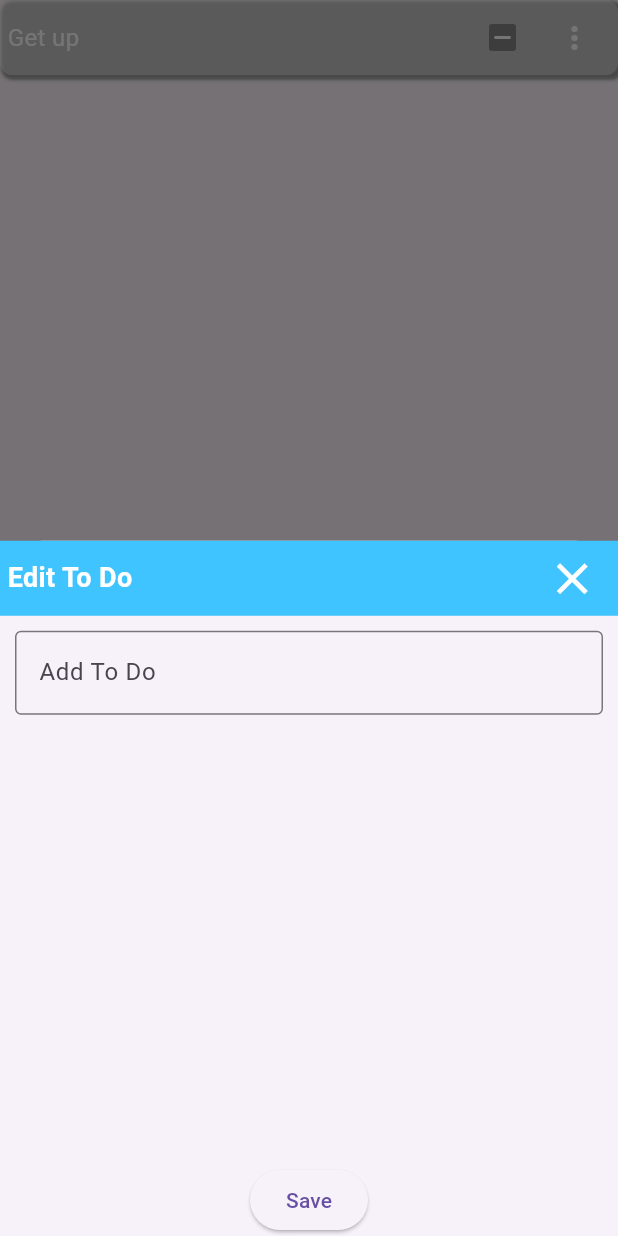
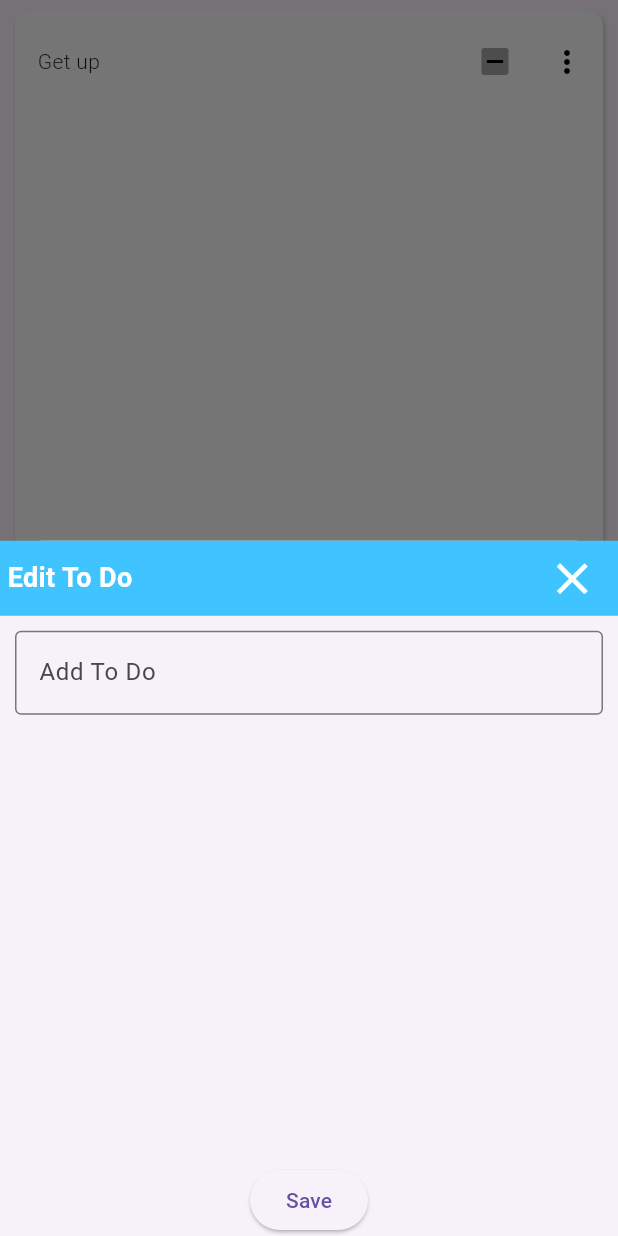
Before and after one commit to Virakyuth-PK/todos_dummyjson, a Flutter app: the TodoTask widget shown alone on an empty page, opened directly, after a tap on the "more vert" icon, after a tap on "Update", on a phone screen of 412 x 824 dp. Run offline on Flutter 3.47's test engine with Material 3 defaults, Android fonts, the phone set to English and light mode, and no system bars; our stand-ins replace flutter_svg; network calls fail.

Commit message:
Get all data

```diff
--- a/lib/model/todo_model.dart
+++ b/lib/model/todo_model.dart
@@ -1,12 +1,12 @@
 class TodoModel {
   final int id;
   final String todo;
-  final bool completed;
+  bool completed;
   final int userId;
   TodoModel({
     required this.id,
     required this.todo,
-    required this.completed,
+    this.completed = false,
     required this.userId,
   });
   factory TodoModel.fromJson(Map<String, dynamic> json) {
--- a/lib/todo_task.dart
+++ b/lib/todo_task.dart
@@ -42,17 +42,38 @@ class TodoTask extends StatelessWidget {
     return GestureDetector(
       onTap: onPressed,
       child: Container(
-        padding: EdgeInsets.all(5),
+        margin: const EdgeInsets.fromLTRB(10, 7, 10, 7),
+        padding: const EdgeInsets.fromLTRB(10, 10, 0, 5),
         width: double.infinity,
-        height: 50,
-        child: Row(
+        decoration: const BoxDecoration(
+            color: Colors.white,
+            boxShadow: [
+              BoxShadow(
+                  color: Colors.black12,
+                  spreadRadius: 1,
+                  blurRadius: 1,
+                  offset: Offset(1, 3))
+            ],
+            // border: Border.fromBorderSide(BorderSide(
+            //     style: BorderStyle.solid, color: Colors.grey, width: 1)),
+            borderRadius: BorderRadius.vertical(
+                top: Radius.circular(10), bottom: Radius.circular(10))),
+        child: Column(
+          children: [
+            Row(
               mainAxisAlignment: MainAxisAlignment.spaceBetween,
               children: [
+                Container(
+                  width: 5,
+                  color: Colors.lightBlueAccent,
+                ),
+
                 ///title of todo
                 Expanded(
                   child: Text(
                     todo ?? "Get up",
-                style: TextStyle(fontSize: 16, color: Colors.white),
+                    style: const TextStyle(
+                        fontSize: 14, fontWeight: FontWeight.w300),
                   ),
                 ),
 
@@ -63,9 +84,9 @@ class TodoTask extends StatelessWidget {
                       tristate: true,
                       value: value,
                       onChanged: onChanged,
-                  checkColor: (Colors.white),
-                  activeColor: color.withOpacity(0.4),
-                  side: BorderSide(width: 2, color: Colors.white),
+                      checkColor: (Colors.black),
+                      activeColor: Colors.grey[300],
+                      side: const BorderSide(width: 2, color: Colors.black),
                     ),
 
                     ///menu item {update,delete}
@@ -82,7 +103,7 @@ class TodoTask extends StatelessWidget {
                           },
                           icon: const Icon(
                             Icons.more_vert,
-                        color: Colors.white,
+                            color: Colors.black,
                           ),
                           tooltip: 'Show menu',
                         );
@@ -92,8 +113,8 @@ class TodoTask extends StatelessWidget {
                       menuChildren: [
                         ///Update To Do
                         MenuItemButton(
-                      leadingIcon: Icon(Icons.update),
-                      child: Text(
+                          leadingIcon: const Icon(Icons.update),
+                          child: const Text(
                             "Update",
                             selectionColor: Colors.lightBlueAccent,
                           ),
@@ -101,7 +122,7 @@ class TodoTask extends StatelessWidget {
                             ///showing Bottom Sheet of Update To Do
                             showModalBottomSheet(
                               context: context,
-                          builder: (context) => AddEdit(
+                              builder: (context) => const AddEdit(
                                 option: "Edit To Do",
                               ),
                             );
@@ -110,10 +131,9 @@ class TodoTask extends StatelessWidget {
 
                         ///Delete To Do
                         MenuItemButton(
-                      leadingIcon: Icon(Icons.delete),
-                      child: Text(
+                          leadingIcon: const Icon(Icons.delete),
+                          child: const Text(
                             "Delete",
-                        selectionColor: Colors.lightBlueAccent,
                           ),
 
                           ///Showing dialog box
@@ -127,16 +147,8 @@ class TodoTask extends StatelessWidget {
                 ),
               ],
             ),
-        decoration: BoxDecoration(
-            color: color.withOpacity(0.4),
-            boxShadow: const [
-              BoxShadow(
-                  color: Colors.grey,
-                  spreadRadius: 1,
-                  blurRadius: 1,
-                  offset: Offset(2, 2))
           ],
-            borderRadius: BorderRadius.circular(8)),
+        ),
       ),
     );
   }
```
Also changed, not shown: lib/get_all.dart (+45 -74 lines). Lines whose indentation alone changed are shown as unchanged.
